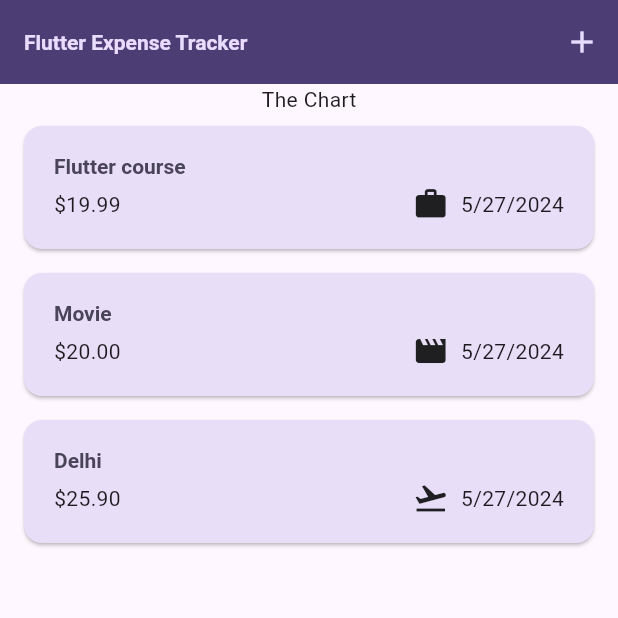
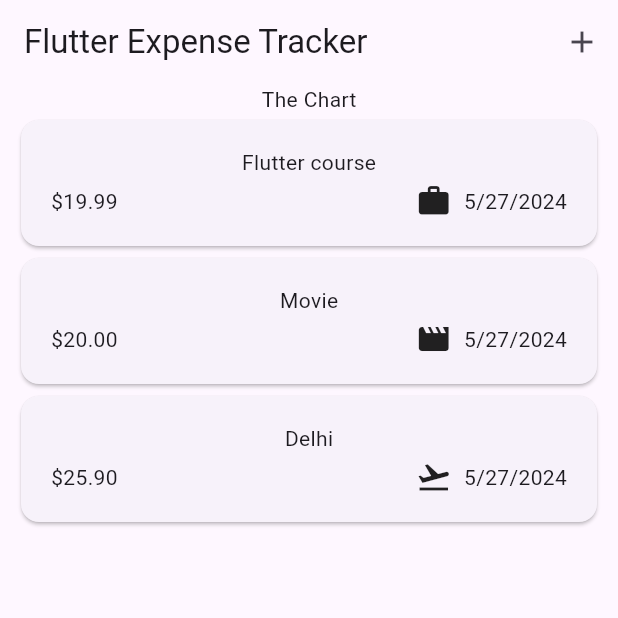
Before and after one commit to swatisharma9882/expense_tracker_app, a Flutter app: the screen it shows after launch, on a phone screen of 412 x 824 dp, the top half of it. Run offline on Flutter 3.47's test engine with Material 3 defaults, Android fonts, the phone set to English and light mode, and no system bars.

Commit message:
theme setup

```diff
--- a/lib/main.dart
+++ b/lib/main.dart
@@ -1,15 +1,7 @@
 import 'package:expense_tracker_app/screen/expenses.dart';
 import "package:flutter/material.dart";
 
-var kColorScheme =
-    ColorScheme.fromSeed(seedColor: const Color.fromARGB(255, 96, 59, 181));
-
-var kDarkColorScheme = ColorScheme.fromSeed(
-  brightness: Brightness.dark,
-  seedColor: const Color.fromARGB(255, 5, 99, 125),
-);
-
-void main() {
+    void main(){
   runApp(const MyApp());
     }
 
@@ -18,46 +10,9 @@ class MyApp extends StatelessWidget {
 
       @override
       Widget build(BuildContext context) {
-    return MaterialApp(
+        return  MaterialApp(
           debugShowCheckedModeBanner: false,
-      darkTheme: ThemeData.dark().copyWith(
-        useMaterial3: true,
-        colorScheme: kDarkColorScheme,
-        cardTheme: CardTheme(
-          color: kDarkColorScheme.secondaryContainer,
-          margin: const EdgeInsets.symmetric(horizontal: 16, vertical: 8),
-        ),
-        elevatedButtonTheme: ElevatedButtonThemeData(
-          style: ElevatedButton.styleFrom(
-              backgroundColor: kDarkColorScheme.primaryContainer,
-              foregroundColor: kDarkColorScheme.onPrimaryContainer),
-        ),
-      ),
-      theme: ThemeData().copyWith(
-        useMaterial3: true,
-        colorScheme: kColorScheme,
-        appBarTheme: AppBarTheme(
-          backgroundColor: kColorScheme.onPrimaryContainer,
-          foregroundColor: kColorScheme.primaryContainer,
-        ),
-        cardTheme: CardTheme(
-          color: kColorScheme.secondaryContainer,
-          margin: const EdgeInsets.symmetric(horizontal: 16, vertical: 8),
-        ),
-        elevatedButtonTheme: ElevatedButtonThemeData(
-          style: ElevatedButton.styleFrom(
-            backgroundColor: kColorScheme.primaryContainer,
-          ),
-        ),
-        textTheme: ThemeData().textTheme.copyWith(
-              titleLarge: TextStyle(
-                fontWeight: FontWeight.bold,
-                color: kColorScheme.onSecondaryContainer,
-                fontSize: 14,
-              ),
-            ),
-      ),
-      themeMode: ThemeMode.system,
+          theme: ThemeData(useMaterial3: true),
           home: const Expenses(),
         );
       }
--- a/lib/models/expense.dart
+++ b/lib/models/expense.dart
@@ -5,7 +5,7 @@ import 'package:uuid/uuid.dart';
 
 const uuid = Uuid();
 
-final formatter = DateFormat.yMd();
+ final formatter= DateFormat.yMd();
 
 enum Category { food, travel, leisure, work }
 
@@ -30,30 +30,7 @@ class Expense {
   final DateTime date;
   final Category category;
 
-  String get formattedDate {
+  String get formattedDate{
     return formatter.format(date);
-  }
 }
-
-class ExpenseBucket {
-  const ExpenseBucket({
-    required this.category,
-    required this.expenses,
-  });
-
-  ExpenseBucket.forCategory(List<Expense> allExpense, this.category)
-      : expenses = allExpense
-            .where((expense) => expense.category == category)
-            .toList();
-
-  final Category category;
-  final List<Expense> expenses;
-
-  double get totalExpense {
-    double sum = 0;
-    for (final expense in expenses) {
-      sum += expense.amount;
-    }
-    return sum;
-  }
 }
--- a/lib/screen/expenses.dart
+++ b/lib/screen/expenses.dart
@@ -83,11 +83,14 @@ class _ExpensesState extends State<Expenses> {
                 onPressed: _openAddExpenseOverlay, icon: const Icon(Icons.add)),
           ],
         ),
-        body: Column(
-          children: [
-            const Text("The Chart"),
-            Expanded(child: mainContent),
-          ],
+        body: Padding(
+          padding: const EdgeInsets.symmetric(horizontal: 10),
+          child: Column(
+            children: [
+              const Text("The Chart"),
+              Expanded(child: mainContent),
+            ],
+          ),
         ));
   }
 }
--- a/lib/widgets/expense_item.dart
+++ b/lib/widgets/expense_item.dart
@@ -12,11 +12,8 @@ class ExpenseItem extends StatelessWidget {
     return Card(
       child: Padding(
         padding: const EdgeInsets.symmetric(horizontal: 20, vertical: 18),
-        child: Column(crossAxisAlignment: CrossAxisAlignment.start, children: [
-          Text(
-            expense.title,
-            style: Theme.of(context).textTheme.titleLarge,
-          ),
+        child: Column(children: [
+          Text(expense.title),
           const SizedBox(height: 4),
           Row(children: [
             Text("\$${expense.amount.toStringAsFixed(2)}"),
--- a/lib/widgets/expenses_list.dart
+++ b/lib/widgets/expenses_list.dart
@@ -4,8 +4,7 @@ import 'package:flutter/material.dart';
 import 'package:expense_tracker_app/models/expense.dart';
 
 class ExpensesList extends StatelessWidget {
-  const ExpensesList(
-      {super.key, required this.expense, required this.onRemoveExpense});
+  const ExpensesList({super.key, required this.expense, required this.onRemoveExpense});
 
   final List<Expense> expense;
   final Function(Expense expense) onRemoveExpense;
@@ -16,13 +15,7 @@ class ExpensesList extends StatelessWidget {
         itemCount: expense.length,
         itemBuilder: (ctx, index) {
           return Dismissible(
-            background: Container(
-              color: Theme.of(context).colorScheme.error.withOpacity(0.75),
-              margin: EdgeInsets.symmetric(
-                horizontal: Theme.of(context).cardTheme.margin!.horizontal,
-              ),
-            ),
-            onDismissed: (direction) {
+            onDismissed: (direction){
               onRemoveExpense(expense[index]);
             },
             key: ValueKey(expense[index]),
```
Also changed, not shown: lib/chart/chart.dart (deleted), lib/chart/chart_bar.dart (deleted). Lines whose indentation alone changed are shown as unchanged.
